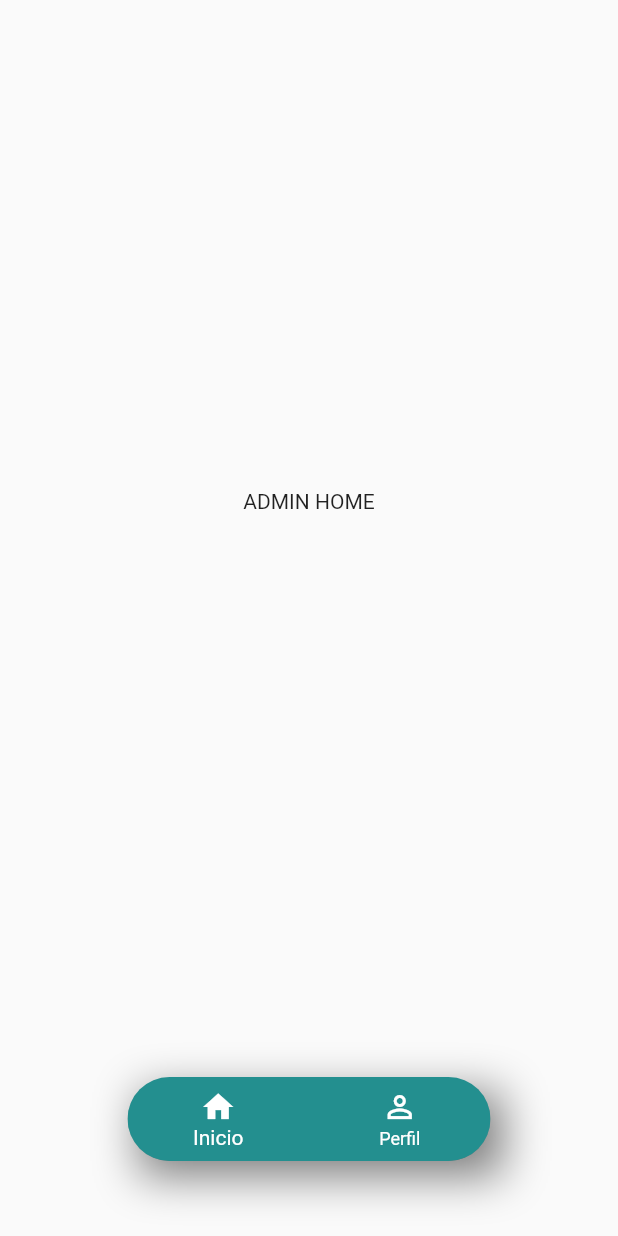
After one commit to frankpezo/recreoexploreiqtapp, a Flutter app: the BottomNavAdmin screen opened directly, on a phone screen of 412 x 824 dp. The commit adds this screen. Run offline on Flutter 3.47's test engine with Material 2 defaults, Android fonts, the light colour scheme and no system bars; our stand-ins replace another_carousel_pro.

Commit message:
Terminando navBar User y admin

```diff
--- /dev/null
+++ b/lib/src/bottomNav/bottm_AdminNav.dart
@@ -0,0 +1,67 @@
+import 'package:flutter/material.dart';
+import 'package:recreoexploreiqtapp/src/pages/admin/homeAdmin_screen.dart';
+import 'package:recreoexploreiqtapp/src/pages/admin/profileAdmin_screen.dart';
+
+class BottomNavAdmin extends StatefulWidget {
+  BottomNavAdmin({Key? key}) : super(key: key);
+
+  @override
+  State<BottomNavAdmin> createState() => _BottomNavAdminState();
+}
+
+class _BottomNavAdminState extends State<BottomNavAdmin> {
+  //1. Contador que nos permitirá detectar el cambio
+  int currentIndex = 0;
+  //2. LIsta de las páginas del admin
+  List<Widget> pages = [HomeAdminScreen(), ProfileAdminScreen()];
+  @override
+  Widget build(BuildContext context) {
+    return Scaffold(
+      //3. Diseño del navBar
+      bottomNavigationBar: Container(
+        margin: EdgeInsets.symmetric(horizontal: 85, vertical: 50),
+        decoration: BoxDecoration(
+          boxShadow: [
+            BoxShadow(
+              color: Colors.black.withOpacity(0.5),
+              blurRadius: 25,
+              offset: Offset(8, 10),
+            ),
+          ],
+        ),
+        child: ClipRRect(
+          borderRadius: BorderRadius.circular(30),
+          child: BottomNavigationBar(
+            backgroundColor: Color(0xFF238F8F),
+            selectedItemColor: Colors.white,
+            unselectedItemColor: Colors.white,
+            currentIndex: currentIndex,
+            //1.1. El estado que nos permitirá hacer el cambio
+            onTap: (index) {
+              setState(() {
+                currentIndex = index;
+              });
+            },
+            items: [
+              //4.1. Aquí se producirá el cambio de página y de iconos
+              _buildNavItem(
+                  Icons.home_outlined, Icons.home, "Inicio", currentIndex == 0),
+              _buildNavItem(Icons.person_outline, Icons.person, "Perfil",
+                  currentIndex == 1),
+            ],
+          ),
+        ),
+      ),
+      body: pages[currentIndex],
+    );
+  }
+
+  //4. Función para que podamos hacer el cambio de icono a la hora de seleccionar uno
+  BottomNavigationBarItem _buildNavItem(IconData unselectedIcon,
+      IconData selectedIcon, String label, bool isSelected) {
+    return BottomNavigationBarItem(
+      icon: Icon(isSelected ? selectedIcon : unselectedIcon),
+      label: label,
+    );
+  }
+}
--- a/lib/src/bottomNav/bottom_navAdmin.dart
+++ b/lib/src/bottomNav/bottom_UserNav.dart
@@ -12,8 +12,8 @@ class BottomNavUser extends StatefulWidget {
 
 class _BottomNavUserState extends State<BottomNavUser> {
   //1. Contador que nos permitirá detectar el cambio
-  //2.Lista de las páginas del navBar
   int currentIndex = 0;
+  //2.Lista de las páginas del user
   List<Widget> pages = [
     HomeUserScreen(),
     FavoriteUserScreen(),
@@ -25,7 +25,7 @@ class _BottomNavUserState extends State<BottomNavUser> {
     return Scaffold(
       //3. Diseño del navBar
       bottomNavigationBar: Container(
-        margin: EdgeInsets.symmetric(horizontal: 50, vertical: 50),
+        margin: EdgeInsets.symmetric(horizontal: 70, vertical: 50),
         decoration: BoxDecoration(
           boxShadow: [
             BoxShadow(
--- /dev/null
+++ b/lib/src/pages/admin/homeAdmin_screen.dart
@@ -0,0 +1,19 @@
+import 'package:flutter/material.dart';
+
+class HomeAdminScreen extends StatefulWidget {
+  HomeAdminScreen({Key? key}) : super(key: key);
+
+  @override
+  State<HomeAdminScreen> createState() => _HomeAdminScreenState();
+}
+
+class _HomeAdminScreenState extends State<HomeAdminScreen> {
+  @override
+  Widget build(BuildContext context) {
+    return Scaffold(
+      body: Center(
+        child: Text("ADMIN HOME"),
+      ),
+    );
+  }
+}
--- a/lib/src/pages/admin/login_admin.dart
+++ b/lib/src/pages/admin/login_admin.dart
@@ -1,5 +1,6 @@
 import 'package:flutter/material.dart';
 import 'package:recreoexploreiqtapp/componentes/controller.dart';
+import 'package:recreoexploreiqtapp/src/bottomNav/bottm_AdminNav.dart';
 import 'package:recreoexploreiqtapp/src/pages/admin/register_admin.dart';
 
 class LoginAdmin extends StatefulWidget {
@@ -20,6 +21,8 @@ class _LoginAdminState extends State<LoginAdmin> {
   Future<void> getDatos() async {
     if (email.text.isNotEmpty && password.text.isNotEmpty) {
       print("Se inició sesión con éxito");
+      Navigator.pushReplacement(
+          context, MaterialPageRoute(builder: (context) => BottomNavAdmin()));
       // Lógica para consumir la API
     } else {
       ScaffoldMessenger.of(context).showSnackBar(SnackBar(
--- /dev/null
+++ b/lib/src/pages/admin/profileAdmin_screen.dart
@@ -0,0 +1,19 @@
+import 'package:flutter/material.dart';
+
+class ProfileAdminScreen extends StatefulWidget {
+  ProfileAdminScreen({Key? key}) : super(key: key);
+
+  @override
+  State<ProfileAdminScreen> createState() => _ProfileAdminScreenState();
+}
+
+class _ProfileAdminScreenState extends State<ProfileAdminScreen> {
+  @override
+  Widget build(BuildContext context) {
+    return Scaffold(
+      body: Center(
+        child: Text("ADMIN PROFILE"),
+      ),
+    );
+  }
+}
--- a/lib/src/pages/user/login_user.dart
+++ b/lib/src/pages/user/login_user.dart
@@ -2,7 +2,7 @@ import 'package:flutter/material.dart';
 import 'package:recreoexploreiqtapp/src/pages/user/register_user.dart';
 
 import '../../../componentes/controller.dart';
-import '../../bottomNav/bottom_navAdmin.dart';
+import '../../bottomNav/bottom_UserNav.dart';
 
 class LoginUser extends StatefulWidget {
   LoginUser({Key? key}) : super(key: key);
```
